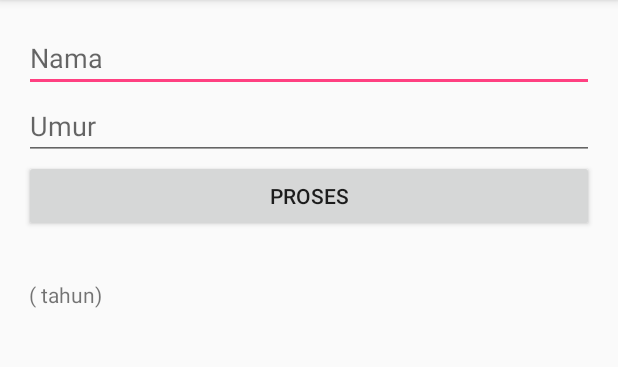
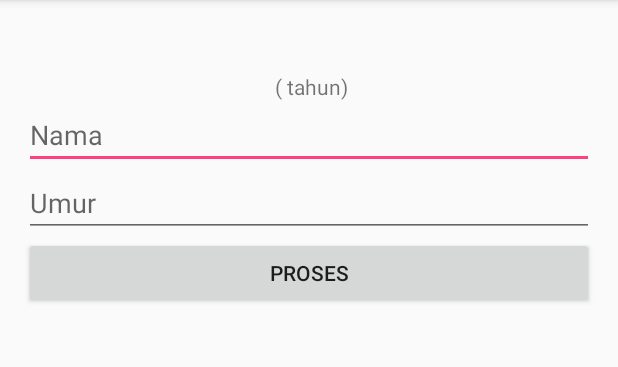
Before and after one commit to rehanarroihan/Fragment1, an Android app: the screen it shows after launch (MainActivity), after a tap on "PROSES", on a phone screen of 412 x 824 dp, the part 84-451 px from its top. Run offline under Robolectric (Android 15) with nearby library versions, the phone set to English and light mode, and no system bars.

Commit message:
Fragment as View Only Reverse

```diff
--- a/app/src/main/res/layout/activity_main.xml
+++ b/app/src/main/res/layout/activity_main.xml
@@ -12,18 +12,17 @@
     tools:context="id.sch.smktelkom_mlg.learn.fragment1.MainActivity">
 
    <fragment
+       android:id="@+id/fragmentOutput"
+       android:name="id.sch.smktelkom_mlg.learn.fragment1.OutputFragment"
+       android:layout_width="match_parent"
+       android:layout_height="wrap_content"
+       tools:layout="@layout/fragment_output" />
+
+   <fragment
        android:id="@+id/fragmentInput"
        android:name="id.sch.smktelkom_mlg.learn.fragment1.InputFragment"
        android:layout_width="match_parent"
        android:layout_height="wrap_content"
        tools:layout="@layout/fragment_input" />
 
-   <fragment
-       android:id="@+id/fragmentOutput"
-       android:name="id.sch.smktelkom_mlg.learn.fragment1.OutputFragment"
-       android:layout_width="match_parent"
-       android:layout_height="wrap_content"
-       tools:layout="@layout/fragment_output" />
-
-
 </LinearLayout>
--- a/app/src/main/res/layout/fragment_output.xml
+++ b/app/src/main/res/layout/fragment_output.xml
@@ -10,7 +10,9 @@
         android:id="@+id/textViewHasil"
         android:layout_width="match_parent"
         android:layout_height="match_parent"
+        android:layout_gravity="center"
         android:layout_marginTop="32dp"
+        android:textAlignment="center"
         tools:text="Hasil" />
 
 </LinearLayout>
```
